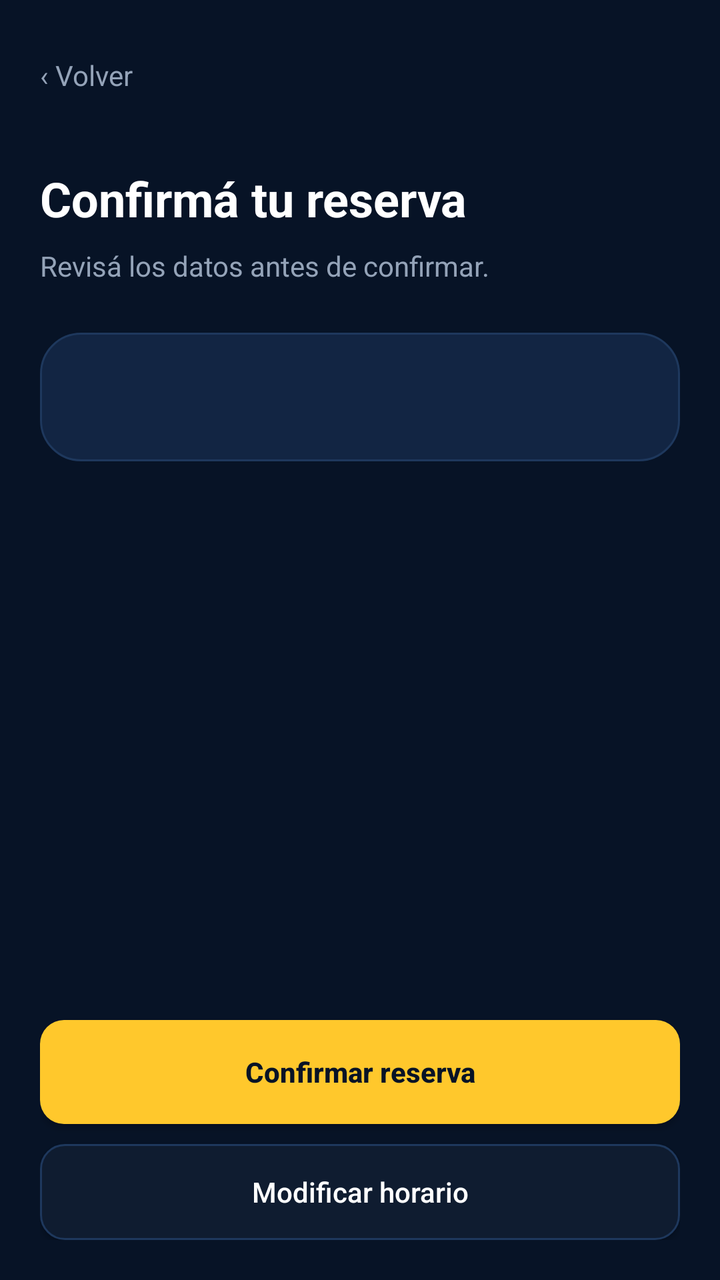
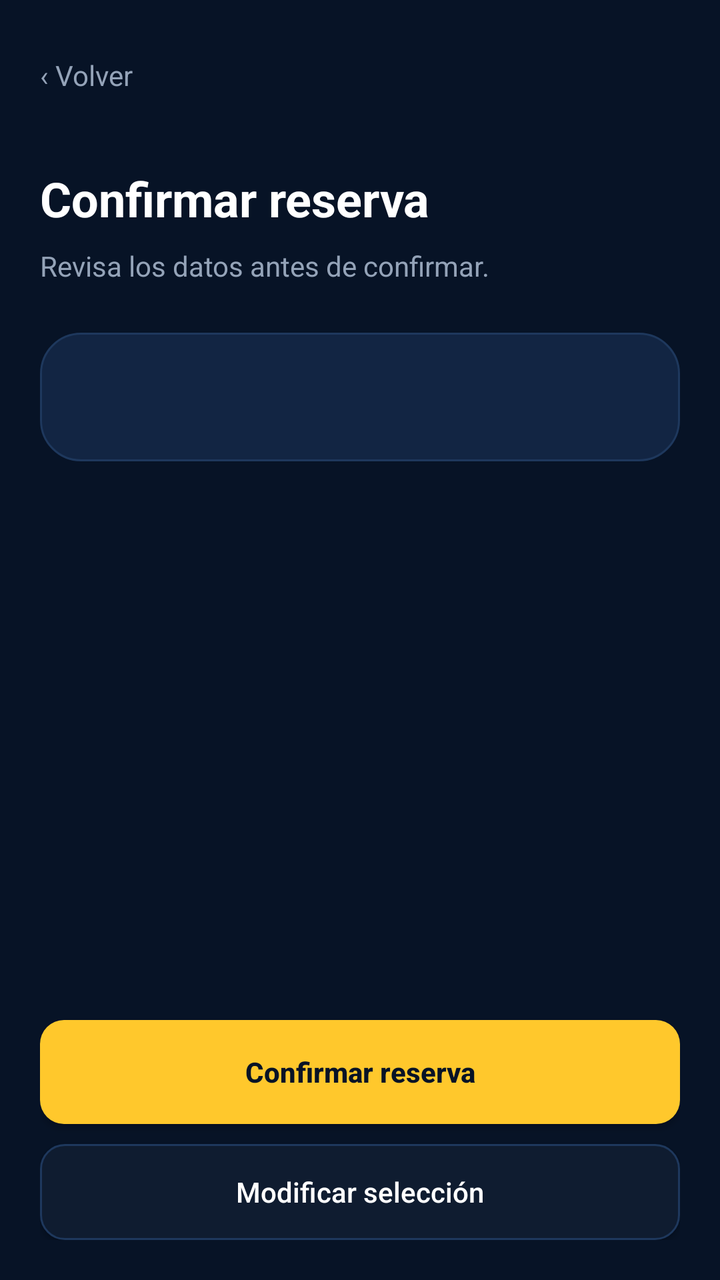

The first picture is an Android layout as it rendered before a commit; the second is the same layout after the commit. The layout source and the unified diff follow.
<!-- AndroidManifest.xml: application theme Theme.AppCompat.DayNight.NoActionBar -->
<!-- res/layout/activity_reservation_confirmation.xml -->
<?xml version="1.0" encoding="utf-8"?>
<LinearLayout xmlns:android="http://schemas.android.com/apk/res/android"
    android:layout_width="match_parent"
    android:layout_height="match_parent"
    android:background="#071326"
    android:orientation="vertical"
    android:padding="20dp">

    <TextView
        android:id="@+id/backButton"
        android:layout_width="wrap_content"
        android:layout_height="wrap_content"
        android:paddingVertical="8dp"
        android:text="‹ Volver"
        android:textColor="#94A3B8"
        android:textSize="14sp" />

    <TextView
        android:layout_width="wrap_content"
        android:layout_height="wrap_content"
        android:layout_marginTop="28dp"
        android:text="Confirmá tu reserva"
        android:textColor="#FFFFFF"
        android:textSize="24sp"
        android:textStyle="bold" />

    <TextView
        android:layout_width="wrap_content"
        android:layout_height="wrap_content"
        android:layout_marginTop="8dp"
        android:text="Revisá los datos antes de confirmar."
        android:textColor="#94A3B8"
        android:textSize="14sp" />

    <TextView
        android:id="@+id/reservationSummary"
        android:layout_width="match_parent"
        android:layout_height="wrap_content"
        android:layout_marginTop="24dp"
        android:background="@drawable/bg_card"
        android:padding="20dp"
        android:textColor="#FFFFFF"
        android:textSize="18sp"
        android:textStyle="bold" />

    <Space
        android:layout_width="match_parent"
        android:layout_height="0dp"
        android:layout_weight="1" />

    <androidx.appcompat.widget.AppCompatButton
        android:id="@+id/confirmButton"
        android:layout_width="match_parent"
        android:layout_height="52dp"
        android:background="@drawable/bg_badge_yellow"
        android:text="Confirmar reserva"
        android:textAllCaps="false"
        android:textColor="#071326"
        android:textStyle="bold" />

    <androidx.appcompat.widget.AppCompatButton
        android:id="@+id/modifyButton"
        android:layout_width="match_parent"
        android:layout_height="48dp"
        android:layout_marginTop="10dp"
        android:background="@drawable/bg_input_field"
        android:text="Modificar horario"
        android:textAllCaps="false"
        android:textColor="#FFFFFF" />
</LinearLayout>
<!-- resources referenced by this layout -->
<resources>
  <!-- drawable bg_badge_yellow (drawable) -->
  <?xml version="1.0" encoding="utf-8"?>
  <shape xmlns:android="http://schemas.android.com/apk/res/android"
      android:shape="rectangle">
      <solid android:color="#FFC82C" />
      <corners android:radius="12dp" />
  </shape>
  <!-- drawable bg_card (drawable) -->
  <?xml version="1.0" encoding="utf-8"?>
  <shape xmlns:android="http://schemas.android.com/apk/res/android"
      android:shape="rectangle">
      <solid android:color="#122543" />
      <corners android:radius="20dp" />
      <stroke
          android:width="1dp"
          android:color="#1E385D" />
  </shape>
  <!-- drawable bg_input_field (drawable) -->
  <?xml version="1.0" encoding="utf-8"?>
  <shape xmlns:android="http://schemas.android.com/apk/res/android"
      android:shape="rectangle">
      <solid android:color="#0F1C30" />
      <corners android:radius="12dp" />
      <stroke
          android:width="1dp"
          android:color="#1E385D" />
  </shape>
</resources>

<!-- the commit's change to res/layout/activity_reservation_confirmation.xml (unified diff, before → after) -->
@@ -16,10 +16,11 @@
         android:textSize="14sp" />
 
     <TextView
+        android:id="@+id/confirmationTitle"
         android:layout_width="wrap_content"
         android:layout_height="wrap_content"
         android:layout_marginTop="28dp"
-        android:text="Confirmá tu reserva"
+        android:text="Confirmar reserva"
         android:textColor="#FFFFFF"
         android:textSize="24sp"
         android:textStyle="bold" />
@@ -28,7 +29,7 @@
         android:layout_width="wrap_content"
         android:layout_height="wrap_content"
         android:layout_marginTop="8dp"
-        android:text="Revisá los datos antes de confirmar."
+        android:text="Revisa los datos antes de confirmar."
         android:textColor="#94A3B8"
         android:textSize="14sp" />
 
@@ -64,7 +65,7 @@
         android:layout_height="48dp"
         android:layout_marginTop="10dp"
         android:background="@drawable/bg_input_field"
-        android:text="Modificar horario"
+        android:text="Modificar selección"
         android:textAllCaps="false"
         android:textColor="#FFFFFF" />
 </LinearLayout>
